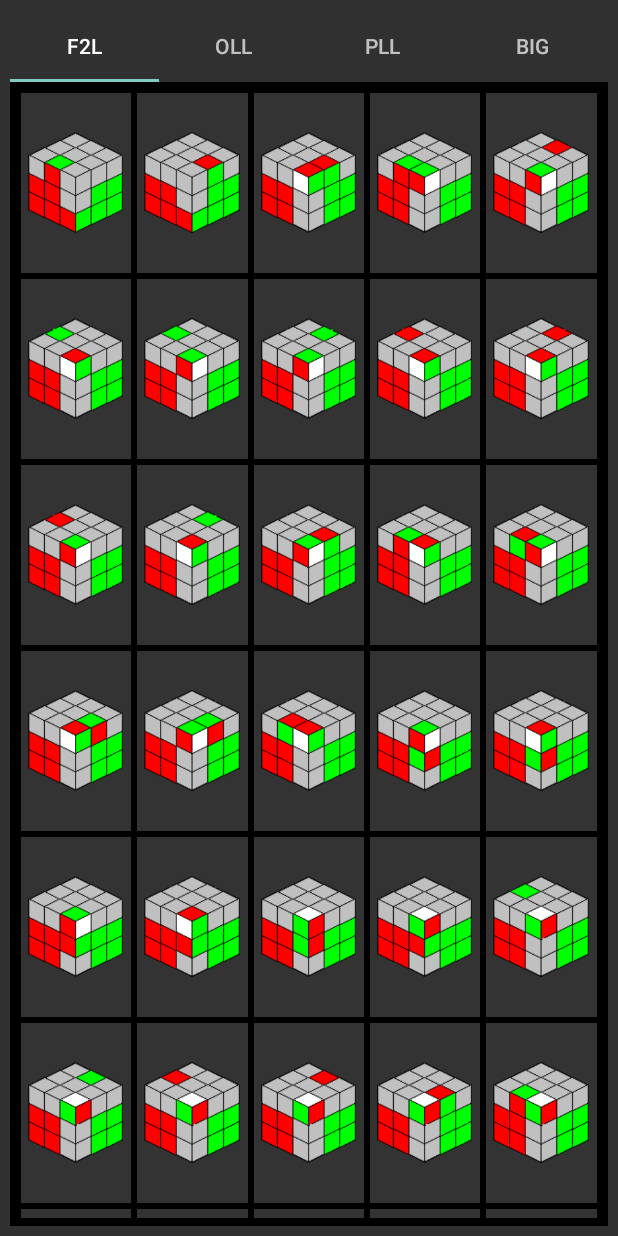
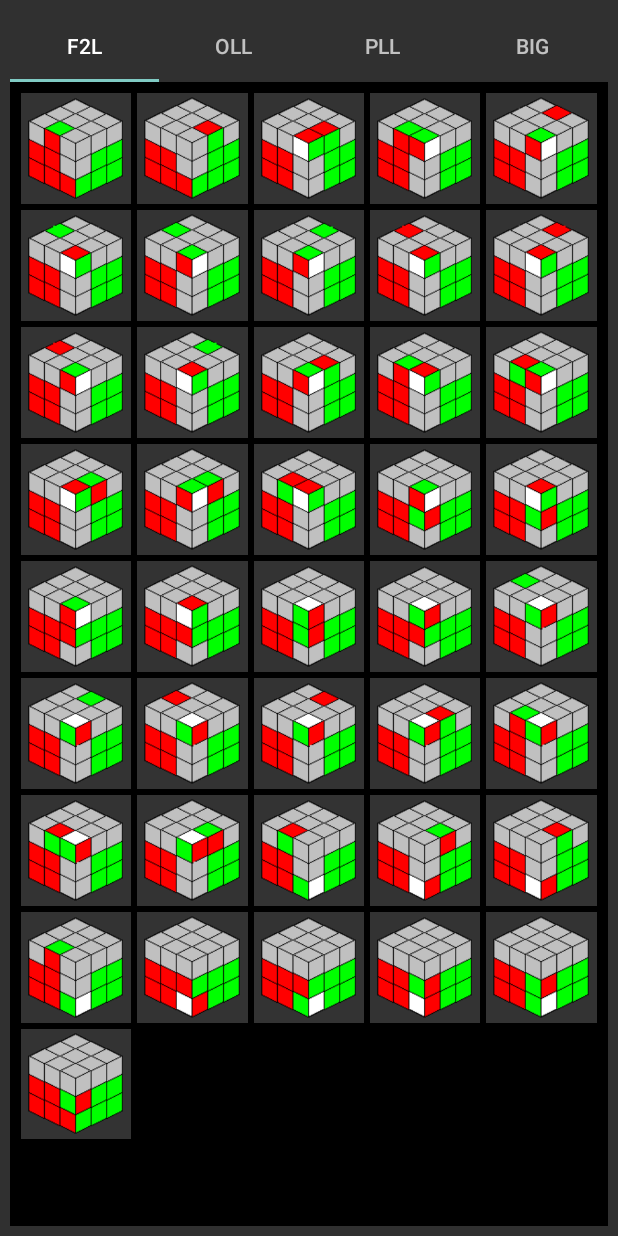
Before and after one commit to VadimSquorpikkor/Jessica2, an Android app: the screen it shows after launch (MainActivity), on a phone screen of 412 x 824 dp. Run offline under Robolectric (Android 15) with nearby library versions, the phone set to English and light mode, and no system bars.

Commit message:
2.0.0.8 - 31/05/22 1. Исправлен GridLayout: теперь высота элемента — это высота картинки 2. Добавлена иконка

```diff
--- a/app/build.gradle
+++ b/app/build.gradle
@@ -10,7 +10,7 @@ android {
         minSdk 21
         targetSdk 31
         versionCode 1
-        versionName "2.0.0.7"
+        versionName "2.0.0.8"
         setProperty("archivesBaseName", "Jessica2-v" + versionName)
         testInstrumentationRunner "androidx.test.runner.AndroidJUnitRunner"
     }
--- a/app/src/main/AndroidManifest.xml
+++ b/app/src/main/AndroidManifest.xml
@@ -4,9 +4,9 @@
 
     <application
         android:allowBackup="true"
-        android:icon="@mipmap/cubelogo"
+        android:icon="@mipmap/jess_ic_launcher"
         android:label="@string/app_name"
-        android:roundIcon="@mipmap/ic_launcher_round"
+        android:roundIcon="@mipmap/jess_ic_launcher"
         android:supportsRtl="true"
         android:theme="@style/Theme.Jessica2">
         <activity
--- a/app/src/main/res/layout/item_template.xml
+++ b/app/src/main/res/layout/item_template.xml
@@ -1,6 +1,6 @@
 <?xml version="1.0" encoding="utf-8"?>
-<LinearLayout xmlns:android="http://schemas.android.com/apk/res/android"
-    android:orientation="vertical"
+<androidx.constraintlayout.widget.ConstraintLayout xmlns:android="http://schemas.android.com/apk/res/android"
+    xmlns:app="http://schemas.android.com/apk/res-auto"
     android:layout_width="match_parent"
     android:layout_height="wrap_content"
     android:layout_margin="2dp"
@@ -9,9 +9,12 @@
 
     <ImageView
         android:id="@+id/image"
-        android:src="@drawable/f2l01"
-        android:layout_width="match_parent"
-        android:layout_height="match_parent"
-        />
+        android:layout_width="0dp"
+        android:layout_height="0dp"
+        app:layout_constraintBottom_toBottomOf="parent"
+        app:layout_constraintDimensionRatio="1"
+        app:layout_constraintEnd_toEndOf="parent"
+        app:layout_constraintStart_toStartOf="parent"
+        app:layout_constraintTop_toTopOf="parent" />
 
-</LinearLayout>
+</androidx.constraintlayout.widget.ConstraintLayout>
```
Also changed, not shown: app/src/main/res/mipmap-xxhdpi/jess_ic_launcher.png (added), 3 other files.
